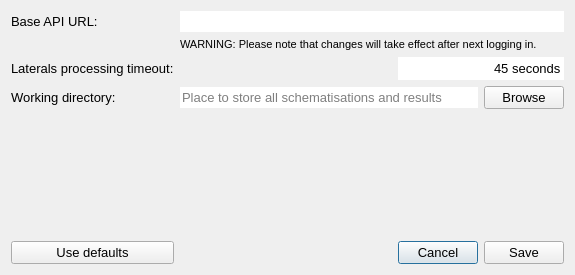
Above: threedi_api_qgis_client/ui/settings.ui from nens/threedi-api-qgis-client before the change. Below: the same form after it.
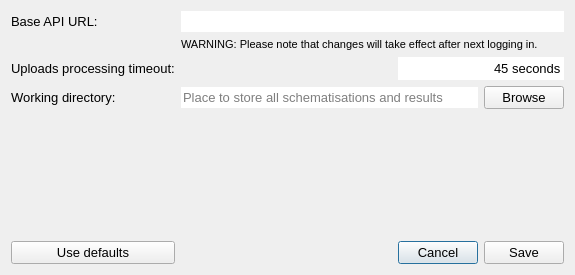
That is the form after the change.

Commit message: Added processing timeout for the boundary conditions file.

```diff
--- a/threedi_api_qgis_client/ui/settings.ui
+++ b/threedi_api_qgis_client/ui/settings.ui
@@ -51,7 +51,7 @@
    <item row="4" column="0">
     <widget class="QLabel" name="label_3">
      <property name="text">
-      <string>Laterals processing timeout:</string>
+      <string>Uploads processing timeout:</string>
      </property>
     </widget>
    </item>
```
Left out of the diff: 2 changed lines with no effect on the pictures. The commit also changes 2 other files.
